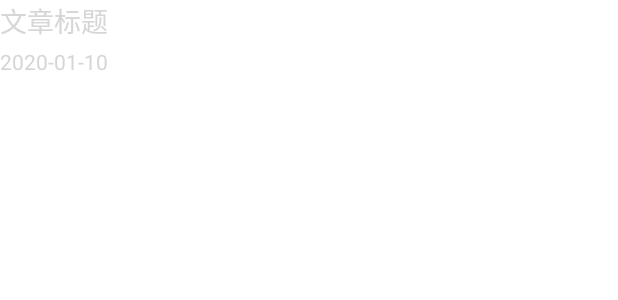
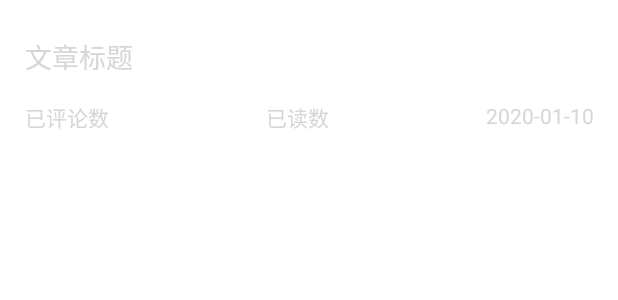
Before and after one commit to ivotai/CspRefactor, an Android app: the layout item_article_normal.xml on its own in the app's theme, with its tools: preview values and no code run, on a phone screen of 412 x 824 dp. Shown: the top 300 px of the screen. Run offline under Robolectric (Android 15) with nearby library versions, the phone set to English and light mode, and no system bars.

Commit message:
文章无图片布局调整。

```diff
--- a/app/src/main/java/com/unircorn/csp/app/ConstValue.kt
+++ b/app/src/main/java/com/unircorn/csp/app/ConstValue.kt
@@ -1,6 +1,9 @@
 package com.unircorn.csp.app
 
-const val baseUrl = "baseUrl"
+const val baseUrl = "http://csp.seafa.kjgk.xyz:8000/"
+
+//"http://csp.seafa.kjgk.xyz:8000"       // 测试
+// "http://58.16.65.7:8080"
 
 const val Cookie = "Cookie"
 const val SESSION = "SESSION"
--- a/app/src/main/java/com/unircorn/csp/app/MyComponent.kt
+++ b/app/src/main/java/com/unircorn/csp/app/MyComponent.kt
@@ -12,6 +12,4 @@ class MyComponent : KoinComponent {
 
     val context: Context by inject()
 
-//    val baseUrl: String by inject(named(baseUrl))
-
 }
--- a/app/src/main/java/com/unircorn/csp/app/module/App.kt
+++ b/app/src/main/java/com/unircorn/csp/app/module/App.kt
@@ -6,7 +6,7 @@ import org.koin.dsl.module
 
 val appModule = module {
 
-    single(named(baseUrl)) { "http://csp.seafa.kjgk.xyz:8000/" }
+//    single(named(baseUrl)) { "http://csp.seafa.kjgk.xyz:8000/" }
 
 }
 
--- a/app/src/main/java/com/unircorn/csp/app/module/Network.kt
+++ b/app/src/main/java/com/unircorn/csp/app/module/Network.kt
@@ -40,7 +40,7 @@ val networkModule = module {
     single {
 
         Retrofit.Builder()
-            .baseUrl(get<String>(named(baseUrl)))
+            .baseUrl(baseUrl)
             .client(get())
             .addCallAdapterFactory(RxJava3CallAdapterFactory.create())
             .addConverterFactory(GsonConverterFactory.create())
--- a/app/src/main/java/com/unircorn/csp/data/model/Article.kt
+++ b/app/src/main/java/com/unircorn/csp/data/model/Article.kt
@@ -17,7 +17,9 @@ data class Article(
     val cover: String,
     val type: Int,          // 1=图文，2=图文+视频，3=pdf
     val pdf: Attachment,
-    val video: Attachment
+    val video: Attachment,
+    val readCount: Int,
+    val commentCount: Int
 ) : Serializable
 
 data class Attachment(
--- a/app/src/main/java/com/unircorn/csp/ui/adapter/MultiArticleAdapter.kt
+++ b/app/src/main/java/com/unircorn/csp/ui/adapter/ArticleAdapter.kt
@@ -17,7 +17,7 @@ import com.unircorn.csp.data.model.withImage
 import org.joda.time.DateTime
 import java.util.*
 
-class MultiArticleAdapter : BaseMultiItemQuickAdapter<MultiItemEntity, BaseViewHolder>(ArrayList()),
+class ArticleAdapter : BaseMultiItemQuickAdapter<MultiItemEntity, BaseViewHolder>(ArrayList()),
     LoadMoreModule {
 
     init {
@@ -35,6 +35,8 @@ class MultiArticleAdapter : BaseMultiItemQuickAdapter<MultiItemEntity, BaseViewH
                     R.id.tvPublishTime,
                     DateTime(article.publishTime).toString(displayDateFormat)
                 )
+                holder.setText(R.id.tvReadCount,"阅读 ${item.article.readCount}")
+                holder.setText(R.id.tvCommentCount,"评论 ${item.article.commentCount}")
                 holder.getView<View>(R.id.root).safeClicks().subscribe {
 //                    Intent(mContext, getActClassByArticle(item.article)).apply {
 //                        putExtra(Param, article.objectId)
--- a/app/src/main/java/com/unircorn/csp/ui/fra/MainFra.kt
+++ b/app/src/main/java/com/unircorn/csp/ui/fra/MainFra.kt
@@ -116,7 +116,7 @@ class MainFra : BaseFra(R.layout.fra_main) {
         with(binding) {
             navigationController.addSimpleTabItemSelectedListener { index, _ ->
                 titleBar.title = MainFragmentStateAdapter.titles[index]
-                viewPager2.currentItem = index
+                viewPager2.setCurrentItem(index,false)
             }
             titleBar.setOnTitleBarListener(object : OnTitleBarListener {
                 override fun onLeftClick(view: View?) {
--- a/app/src/main/res/layout/item_article_normal.xml
+++ b/app/src/main/res/layout/item_article_normal.xml
@@ -1,25 +1,64 @@
 <?xml version="1.0" encoding="utf-8"?>
-<LinearLayout xmlns:android="http://schemas.android.com/apk/res/android"
+<androidx.constraintlayout.widget.ConstraintLayout xmlns:android="http://schemas.android.com/apk/res/android"
+    xmlns:app="http://schemas.android.com/apk/res-auto"
     android:id="@+id/root"
-    android:orientation="vertical"
     android:layout_width="match_parent"
-    android:layout_height="wrap_content">
+    android:layout_height="wrap_content"
+    android:orientation="vertical">
 
     <TextView
         android:id="@+id/tvTitle"
-        android:layout_width="match_parent"
+        android:layout_width="379dp"
         android:layout_height="wrap_content"
+        android:layout_marginStart="24dp"
+        android:layout_marginTop="24dp"
+        android:layout_marginEnd="24dp"
         android:text="文章标题"
         android:textColor="@color/md_black"
-        android:textSize="18dp" />
+        android:textSize="18dp"
+        app:layout_constraintEnd_toEndOf="parent"
+        app:layout_constraintStart_toStartOf="parent"
+        app:layout_constraintTop_toTopOf="parent" />
 
     <TextView
-        android:layout_marginTop="4dp"
         android:id="@+id/tvPublishTime"
-        android:textSize="14dp"
+        android:layout_width="wrap_content"
+        android:layout_height="wrap_content"
+        android:layout_marginBottom="24dp"
         android:text="2020-01-10"
         android:textColor="@color/md_grey_500"
-        android:layout_width="match_parent"
-        android:layout_height="wrap_content"/>
+        android:textSize="14dp"
+        app:layout_constraintBottom_toBottomOf="parent"
+        app:layout_constraintEnd_toEndOf="@+id/tvTitle"
+        app:layout_constraintHorizontal_bias="0.5"
+        app:layout_constraintStart_toEndOf="@+id/tvReadCount"
+        app:layout_constraintTop_toTopOf="@+id/tvReadCount" />
 
-</LinearLayout>
+    <TextView
+        android:id="@+id/tvReadCount"
+        android:layout_width="wrap_content"
+        android:layout_height="wrap_content"
+        android:text="已读数"
+        android:textColor="@color/md_grey_500"
+        android:textSize="14dp"
+        app:layout_constraintBottom_toBottomOf="@+id/tvCommentCount"
+        app:layout_constraintEnd_toStartOf="@+id/tvPublishTime"
+        app:layout_constraintHorizontal_bias="0.5"
+        app:layout_constraintStart_toEndOf="@+id/tvCommentCount"
+        app:layout_constraintTop_toTopOf="@+id/tvCommentCount" />
+
+    <TextView
+        android:id="@+id/tvCommentCount"
+        android:layout_width="wrap_content"
+        android:layout_height="wrap_content"
+        android:layout_marginTop="16dp"
+        android:text="已评论数"
+        android:textColor="@color/md_grey_500"
+        android:textSize="14dp"
+        app:layout_constraintEnd_toStartOf="@+id/tvReadCount"
+        app:layout_constraintHorizontal_bias="0.5"
+        app:layout_constraintHorizontal_chainStyle="spread_inside"
+        app:layout_constraintStart_toStartOf="@+id/tvTitle"
+        app:layout_constraintTop_toBottomOf="@+id/tvTitle" />
+
+</androidx.constraintlayout.widget.ConstraintLayout>
```
Also changed, not shown: app/src/main/java/com/unircorn/csp/1.json (added, +72 -0 lines), app/src/main/java/com/unircorn/csp/ui/base/PageFra.kt (+6 -1 lines), app/src/main/java/com/unircorn/csp/ui/fra/ArticleFra.kt (+15 -6 lines).
